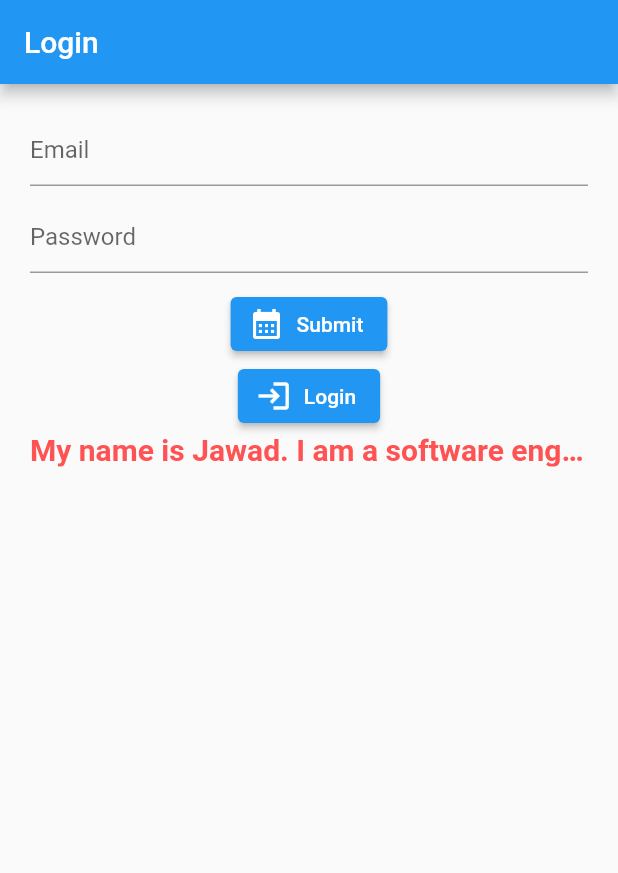
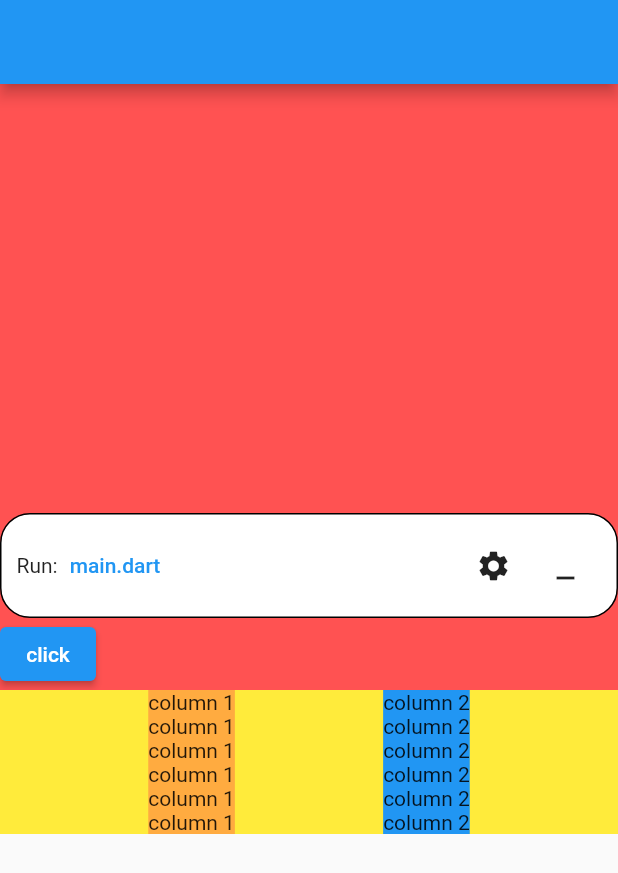
Before and after one commit to MuhammadJawad98/flutter-lessons, a Flutter app: the screen it shows after launch, on a phone screen of 412 x 824 dp. Shown: the top 873 px of the screen. Run offline on Flutter 3.47's test engine with Material 2 defaults, Android fonts, the phone set to English and light mode, and no system bars.

Commit message:
rows/ column, container, alignments, singlechildscrollview,

```diff
--- a/lib/main.dart
+++ b/lib/main.dart
@@ -1,4 +1,5 @@
 import 'package:flutter/material.dart';
+import 'package:untitled6/views/first_screen.dart';
 import 'package:untitled6/widgets/custom_elevated_button.dart';
 import 'package:untitled6/widgets/custom_textfield.dart';
 
@@ -12,118 +13,7 @@ class MyApp extends StatelessWidget {
 
   @override
   Widget build(BuildContext context) {
-    return const MaterialApp(home: MyFirstScreen()
-        //     Scaffold(
-        //   appBar: AppBar(title: const Text('task')),
-        //   body: const Center(child: Text("My name is Jawad")),
-        //   floatingActionButton: FloatingActionButton(
-        //     onPressed: () {},
-        //     child: const Icon(Icons.add),
-        //   ),
-        // )
+    return const MaterialApp(home: FirstScreen()
         );
   }
 }
-
-//Class Constructors & Named Arguments
-class MyFirstScreen extends StatelessWidget {
-  //? nullable
-  final String name;
-
-  const MyFirstScreen({Key? key, this.name = ''}) : super(key: key);
-
-  @override
-  Widget build(BuildContext context) {
-    TextEditingController emailController = TextEditingController();
-    TextEditingController passwordController = TextEditingController();
-    return Scaffold(
-        appBar: AppBar(title: const Text('Login')),
-        body: Padding(
-          padding: const EdgeInsets.all(20.0),
-          child: Column(
-            children: [
-              CustomTextField(
-                controller: emailController,
-                hintText: 'Email',
-                onChanged: (val) {
-                  print('email: $val');
-                },
-              ),
-              const SizedBox(height: 10),
-              CustomTextField(
-                  controller: passwordController,
-                  hintText: 'Password',
-                  obsureText: true),
-              const SizedBox(height: 10),
-              // Align(
-              //   alignment: Alignment.centerLeft,
-              //   child: ElevatedButton.icon(
-              //     onPressed: () {
-              //       print('Email: ${emailController.text}');
-              //       print('Password: ${passwordController.text}');
-              //     },
-              //     icon: Icon(Icons.home),
-              //     label: Text('Submit'),
-              //   ),
-              // ),
-              CustomElevatedButton(
-                  label: 'Submit',
-                  icon: const Icon(Icons.calendar_month),
-                  onTap: () {
-                    print('clicked.....');
-                  }),
-              CustomElevatedButton(
-                  label: 'Login',
-                  icon: const Icon(Icons.login),
-                  onTap: () {
-                    print('login.....');
-                  }),
-              const Text(
-                'My name is Jawad. I am a software engineer in Pakistan',
-                maxLines: 1,
-                overflow: TextOverflow.ellipsis,
-                style: TextStyle(fontSize: 20, fontWeight: FontWeight.bold,
-                color: Colors.redAccent),
-              ),
-            ],
-          ),
-        ));
-  }
-}
-
-class SecondScreen extends StatefulWidget {
-  const SecondScreen({Key? key}) : super(key: key);
-
-  @override
-  State<SecondScreen> createState() => _SecondScreenState();
-}
-
-class _SecondScreenState extends State<SecondScreen> {
-  int _counter = 0;
-
-  @override
-  Widget build(BuildContext context) {
-    print("i am here.........");
-    return Scaffold(
-      appBar: AppBar(),
-      body: Center(
-        child: Column(
-            mainAxisAlignment: MainAxisAlignment.center,
-            crossAxisAlignment: CrossAxisAlignment.center,
-            children: [
-              Text('sum = $_counter'),
-  _counter>=10  ? Text('I am greater or equal to 10')
-                  :
-  (_counter>=5 ? Text('greater than 5'):Text('Its less than 5')),
-              ElevatedButton(
-                  onPressed: () {
-                    setState(() {
-                      _counter++;
-                    });
-                  },
-                  child: const Text('Add'))
-            ]),
-      ),
-    );
-  }
-}
--- /dev/null
+++ b/lib/views/first_screen.dart
@@ -0,0 +1,125 @@
+import 'package:flutter/material.dart';
+
+class FirstScreen extends StatelessWidget {
+  const FirstScreen({Key? key}) : super(key: key);
+
+  @override
+  Widget build(BuildContext context) {
+    return Scaffold(
+      appBar: AppBar(),
+      body: Container(
+        color: Colors.redAccent,
+        width: double.infinity,
+        height: 500,
+        child: Column(
+          crossAxisAlignment: CrossAxisAlignment.start, //crossAxis means horizontal
+          mainAxisAlignment: MainAxisAlignment.end, //vertical
+          children: [
+
+          // SingleChildScrollView(
+          //   padding: const EdgeInsets.all(8.0),
+          //   scrollDirection: Axis.horizontal,
+          //   child: Row(children: [
+          //     Text('Please click this following button'),
+          //     SizedBox(width: 10),
+          //     ElevatedButton(onPressed: (){}, child: Text('click')),
+          //     ElevatedButton(onPressed: (){}, child: Text('click')),
+          //     ElevatedButton(onPressed: (){}, child: Text('click')),
+          //     ElevatedButton(onPressed: (){}, child: Text('click')),
+          //     Container(width: 20,height: 20,color: Colors.redAccent),
+          //     ElevatedButton(onPressed: (){}, child: Text('click')),
+          //     ElevatedButton(onPressed: (){}, child: Text('click')),
+          //     ElevatedButton(onPressed: (){}, child: Text('click')),
+          //     ElevatedButton(onPressed: (){}, child: Text('click')),
+          //     ElevatedButton(onPressed: (){}, child: Text('click')),
+          //   ],),
+          // ),
+
+            // SizedBox(
+            //   height: 200,
+            //   child: Row(
+            //       mainAxisAlignment: MainAxisAlignment.center, //horizontal
+            //       crossAxisAlignment: CrossAxisAlignment.center, //vertical
+            //       children: [
+            //
+            //     ElevatedButton(onPressed: (){}, child: Text('A')),
+            //     SizedBox(width: 20),
+            //     ElevatedButton(onPressed: (){}, child: Text('B')),
+            //
+            //   ]),
+            // ),
+
+          // ElevatedButton(onPressed: (){}, child: Text('click')),
+          // ElevatedButton(onPressed: (){}, child: Text('click')),
+          // ElevatedButton(onPressed: (){}, child: Text('click')),
+          // ElevatedButton(onPressed: (){}, child: Text('click')),
+            CustomToolBar(),
+
+
+          ElevatedButton(onPressed: (){}, child: const Text('click')),
+
+            Container(
+              color: Colors.yellow,
+              child:  Row(
+                mainAxisAlignment: MainAxisAlignment.spaceEvenly,
+                children: [
+
+                //1 column
+                Container(
+                  color: Colors.orangeAccent,
+                  child: Column(children: [
+                    Text('column 1'),
+                    Text('column 1'),
+                    Text('column 1'),
+                    Text('column 1'),
+                    Text('column 1'),
+                    Text('column 1'),
+                  ]),
+                ),
+
+                //2 column
+                Container(
+                  color: Colors.blue,
+                  child: Column(children: [
+                    Text('column 2'),
+                    Text('column 2'),
+                    Text('column 2'),
+                    Text('column 2'),
+                    Text('column 2'),
+                    Text('column 2'),
+                  ],),
+                )
+
+
+              ],),
+            )
+
+
+
+        ],),
+      )
+    );
+  }
+}
+
+class CustomToolBar extends StatelessWidget {
+  const CustomToolBar({Key? key}) : super(key: key);
+
+  @override
+  Widget build(BuildContext context) {
+    return Container(
+      // color: Colors.white,
+      padding: EdgeInsets.all(10),
+      decoration: BoxDecoration(borderRadius: BorderRadius.circular(20),
+          color: Colors.white,
+      border: Border.all(color: Colors.black,width: 1)),
+      child: Row(children: [
+        Text('Run:'),
+        TextButton(onPressed: (){}, child: Text('main.dart')),
+        Spacer(),
+        IconButton(onPressed: (){}, icon: Icon(Icons.settings)),
+        IconButton(onPressed: (){}, icon: Icon(Icons.minimize)),
+      ],),
+    );
+  }
+}
```
